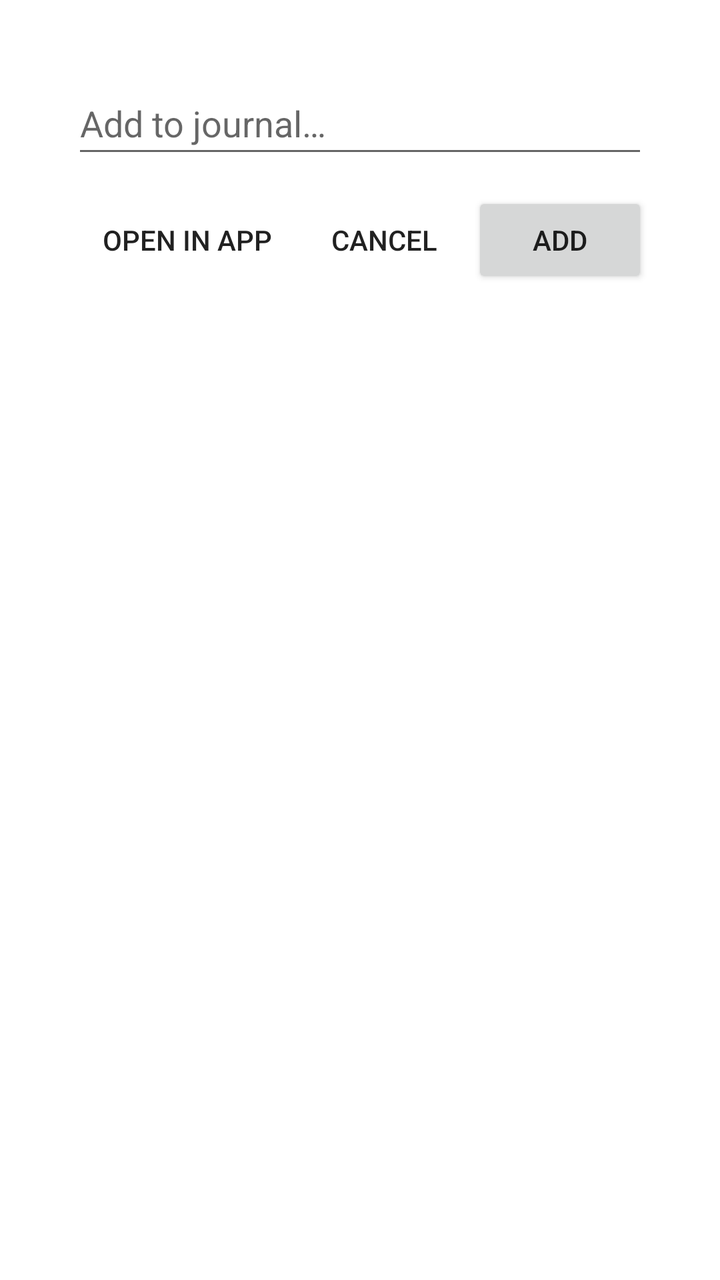
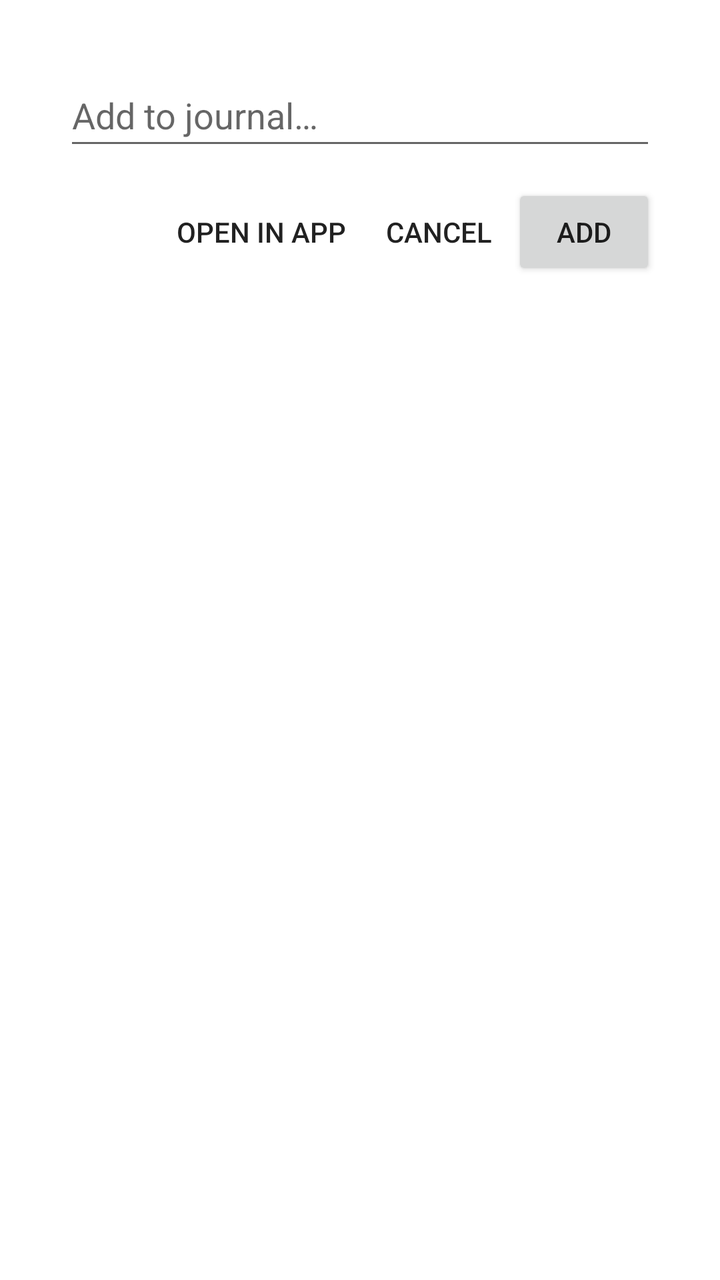

An Android layout rendered at two revisions. The XML below is the earlier revision; the diff shows what the commit changed to produce the second picture.
<!-- AndroidManifest.xml: activity theme Theme.Notatnik.Capture -->
<!-- res/layout/activity_capture.xml -->
<?xml version="1.0" encoding="utf-8"?>
<LinearLayout xmlns:android="http://schemas.android.com/apk/res/android"
    android:layout_width="match_parent"
    android:layout_height="wrap_content"
    android:orientation="vertical"
    android:padding="20dp">

    <EditText
        android:id="@+id/capture_input"
        android:layout_width="match_parent"
        android:layout_height="wrap_content"
        android:hint="@string/capture_hint"
        android:imeOptions="actionDone"
        android:inputType="textCapSentences|textMultiLine"
        android:maxLines="6"
        android:minHeight="48dp" />

    <LinearLayout
        android:layout_width="match_parent"
        android:layout_height="wrap_content"
        android:layout_marginTop="12dp"
        android:gravity="end"
        android:orientation="horizontal">

        <Button
            android:id="@+id/capture_open"
            style="?android:attr/borderlessButtonStyle"
            android:layout_width="wrap_content"
            android:layout_height="48dp"
            android:text="@string/capture_open" />

        <Button
            android:id="@+id/capture_cancel"
            style="?android:attr/borderlessButtonStyle"
            android:layout_width="wrap_content"
            android:layout_height="48dp"
            android:text="@string/capture_cancel" />

        <Button
            android:id="@+id/capture_add"
            android:layout_width="wrap_content"
            android:layout_height="48dp"
            android:text="@string/capture_add" />
    </LinearLayout>
</LinearLayout>
<!-- resources referenced by this layout -->
<resources>
  <string name="capture_add">Add</string>
  <string name="capture_cancel">Cancel</string>
  <string name="capture_hint">Add to journal…</string>
  <string name="capture_open">Open in app</string>
  <style name="Theme.Notatnik.Capture" parent="Theme.AppCompat.DayNight.Dialog" />
</resources>

<!-- the commit's change to res/layout/activity_capture.xml (unified diff, before → after) -->
@@ -3,7 +3,7 @@
     android:layout_width="match_parent"
     android:layout_height="wrap_content"
     android:orientation="vertical"
-    android:padding="20dp">
+    android:padding="16dp">
 
     <EditText
         android:id="@+id/capture_input"
@@ -26,6 +26,8 @@
             android:id="@+id/capture_open"
             style="?android:attr/borderlessButtonStyle"
             android:layout_width="wrap_content"
+            android:minWidth="0dp"
+            android:paddingHorizontal="10dp"
             android:layout_height="48dp"
             android:text="@string/capture_open" />
 
@@ -33,12 +35,16 @@
             android:id="@+id/capture_cancel"
             style="?android:attr/borderlessButtonStyle"
             android:layout_width="wrap_content"
+            android:minWidth="0dp"
+            android:paddingHorizontal="10dp"
             android:layout_height="48dp"
             android:text="@string/capture_cancel" />
 
         <Button
             android:id="@+id/capture_add"
             android:layout_width="wrap_content"
+            android:minWidth="72dp"
+            android:maxLines="1"
             android:layout_height="48dp"
             android:text="@string/capture_add" />
     </LinearLayout>
